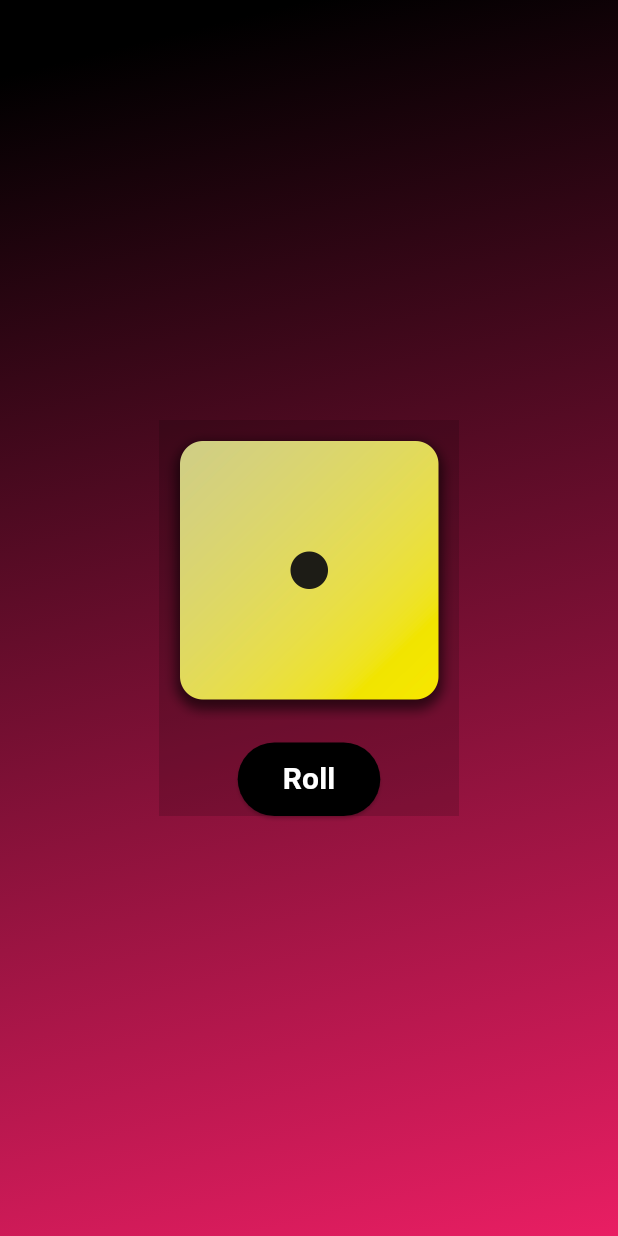
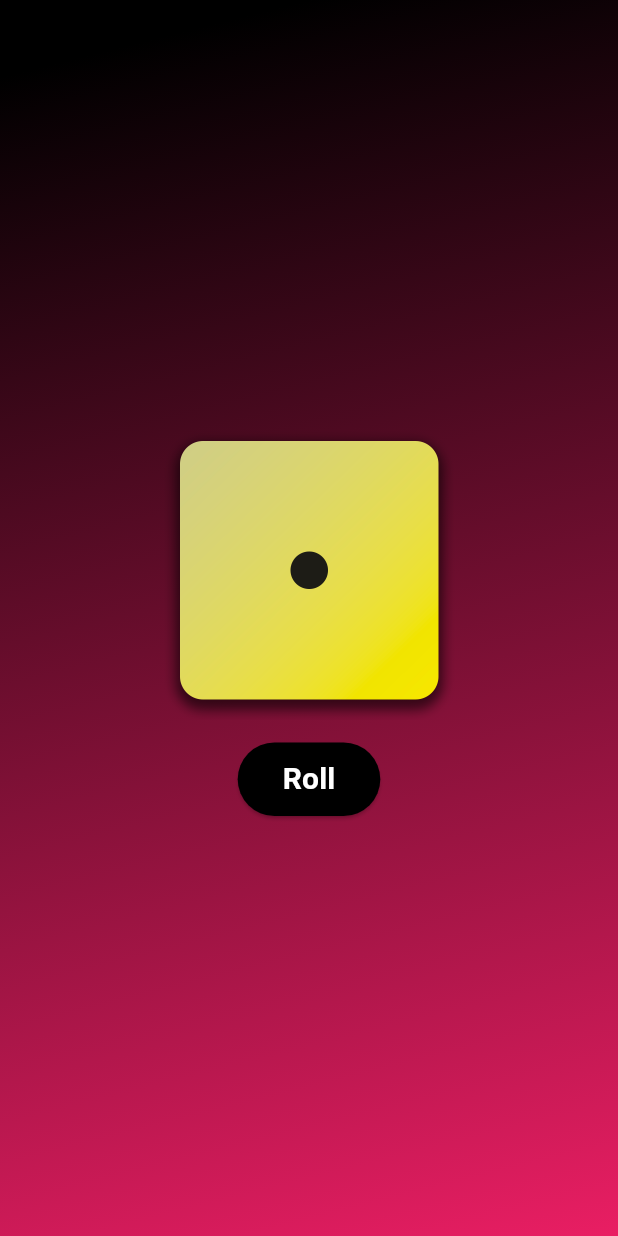
Before and after one commit to BrilantdonNura/dice_roller, a Flutter app: the screen it shows after launch, on a phone screen of 412 x 824 dp. Run offline on Flutter 3.47's test engine with Material 3 defaults, Android fonts, the phone set to English and light mode, and no system bars.

```diff
--- a/lib/dice_roller.dart
+++ b/lib/dice_roller.dart
@@ -30,7 +30,7 @@ class _DiceRollerState extends State<DiceRoller> {
               end: Alignment.bottomRight)),
       child: Center(
         child: Container(
-          color: const Color.fromARGB(39, 0, 0, 0),
+          color: Color.fromARGB(0, 0, 0, 0),
           child: Column(
             mainAxisSize: MainAxisSize.min,
             mainAxisAlignment: MainAxisAlignment.center,
```
Also changed, not shown: 2 other files.
